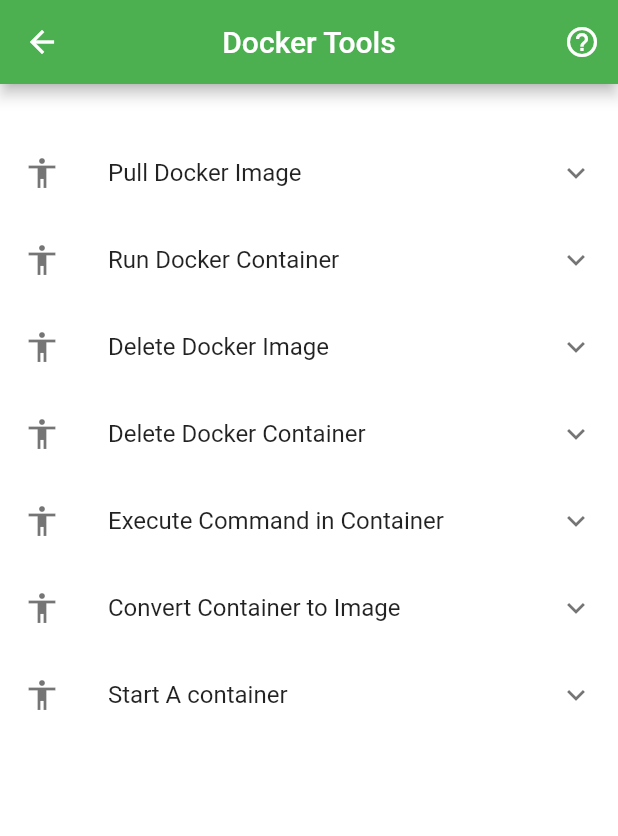
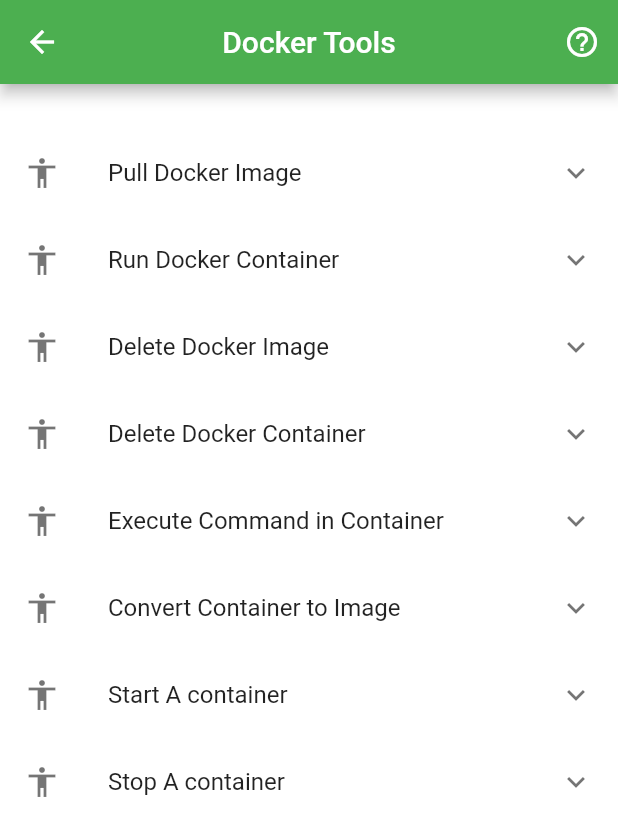
Before and after one commit to gauravmehta13/Remote_Management_App, a Flutter app: the Docker screen opened directly, on a phone screen of 412 x 824 dp. Shown: the top 836 px of the screen. Run offline on Flutter 3.47's test engine with Material 2 defaults, Android fonts, the phone set to English and light mode, and no system bars; our stand-ins replace fluttertoast; network calls fail.

Commit message:
added more in docker tools

```diff
--- a/lib/Screens/Docker.dart
+++ b/lib/Screens/Docker.dart
@@ -1,7 +1,7 @@
 import 'package:flutter/material.dart';
 import 'package:http/http.dart' as http;
 
-var imagename, tag, cName;
+var imagename, tag, cName, cmd, nName;
 
 dockerPull(imagename, {tag='latest'}) async {
   var url = 'http://35.168.3.119/cgi-bin/dockerimagepull.py?x=$imagename&y=$tag';
@@ -24,6 +24,30 @@ imageDel(imagename, tag) async {
 
 containerDel(cName) async {
   var url = 'http://35.168.3.119/cgi-bin/containerdel.py?x=$cName';
+  var response =  await http.get(url);
+  print(response.body);
+}
+
+dockerExec(cName,cmd) async {
+  var url = 'http://35.168.3.119/cgi-bin/dockerexec.py?x=$cName&y=$cmd';
+  var response =  await http.get(url);
+  print(response.body);
+}
+
+dockerCommit(cName, nName, tag) async {
+  var url = 'http://35.168.3.119/cgi-bin/dockercommit.py?x=$cName&y=$nName&z=$tag';
+  var response =  await http.get(url);
+  print(response.body);
+}
+
+dockerStart(cName) async {
+  var url = 'http://35.168.3.119/cgi-bin/dockerstart.py?x=$cName';
+  var response =  await http.get(url);
+  print(response.body);
+}
+
+dockerStop(cName) async {
+  var url = 'http://35.168.3.119/cgi-bin/dockerstop.py?x=$cName';
   var response =  await http.get(url);
   print(response.body);
 }
@@ -246,11 +270,11 @@ class Docker extends StatelessWidget {
                   padding: const EdgeInsets.symmetric(horizontal: 40),
                   child: TextField(
                     decoration: InputDecoration(
-                      hintText: "Enter The Command",
+                      hintText: "Container Name",
                       border: OutlineInputBorder(),
                     ),
                     onChanged: (x) {
-                      //    commandName = x;
+                      cName = x;
                     },
                   ),
                 ),
@@ -261,18 +285,20 @@ class Docker extends StatelessWidget {
                   padding: const EdgeInsets.symmetric(horizontal: 40),
                   child: TextField(
                     decoration: InputDecoration(
-                      hintText: "Enter Container Name)",
+                      hintText: "Enter The Command",
                       border: OutlineInputBorder(),
                     ),
                     onChanged: (x) {
-                      //    commandName = x;
+                      cmd = x;
                     },
                   ),
                 ),
                 SizedBox(
                   height: 20,
                 ),
-                RaisedButton(child: Text('Execute'), onPressed: () {})
+                RaisedButton(child: Text('Execute'), onPressed: () {
+                  dockerExec(cName,cmd);
+                })
               ])
             ],
           ),
@@ -298,7 +324,7 @@ class Docker extends StatelessWidget {
                       border: OutlineInputBorder(),
                     ),
                     onChanged: (x) {
-                      //    commandName = x;
+                      cName = x;
                     },
                   ),
                 ),
@@ -313,14 +339,31 @@ class Docker extends StatelessWidget {
                       border: OutlineInputBorder(),
                     ),
                     onChanged: (x) {
-                      //    commandName = x;
+                      nName = x;
                     },
                   ),
                 ),
                 SizedBox(
                   height: 20,
                 ),
-                RaisedButton(child: Text('Execute'), onPressed: () {})
+                Padding(
+                  padding: const EdgeInsets.symmetric(horizontal: 40),
+                  child: TextField(
+                    decoration: InputDecoration(
+                      hintText: "Tag name",
+                      border: OutlineInputBorder(),
+                    ),
+                    onChanged: (x) {
+                      tag = x;
+                    },
+                  ),
+                ),
+                SizedBox(
+                  height: 20,
+                ),
+                RaisedButton(child: Text('Execute'), onPressed: () {
+                  dockerCommit(cName,nName,tag);
+                })
               ])
             ],
           ),
@@ -344,7 +387,9 @@ class Docker extends StatelessWidget {
                       hintText: "Enter Container Name",
                       border: OutlineInputBorder(),
                     ),
-                    onChanged: (x) {},
+                    onChanged: (x) {
+                      cName = x;
+                    },
                   ),
                 ),
                 SizedBox(
@@ -353,10 +398,49 @@ class Docker extends StatelessWidget {
                 SizedBox(
                   height: 20,
                 ),
-                RaisedButton(child: Text('Execute'), onPressed: () {})
+                RaisedButton(child: Text('Execute'), onPressed: () {
+                  dockerStart(cName);
+                })
               ])
             ],
           ),
+          ExpansionTile(
+            title: Text('Stop A container'),
+            leading: Icon(Icons.accessibility),
+            children: <Widget>[
+              Column(children: <Widget>[
+                SizedBox(
+                  height: 10,
+                ),
+                RaisedButton(
+                    child: Text('List Running Containers'), onPressed: () {}),
+                SizedBox(
+                  height: 10,
+                ),
+                Padding(
+                  padding: const EdgeInsets.symmetric(horizontal: 40),
+                  child: TextField(
+                    decoration: InputDecoration(
+                      hintText: "Enter Container Name",
+                      border: OutlineInputBorder(),
+                    ),
+                    onChanged: (x) {
+                      cName = x;
+                    },
+                  ),
+                ),
+                SizedBox(
+                  height: 10,
+                ),
+                SizedBox(
+                  height: 20,
+                ),
+                RaisedButton(child: Text('Execute'), onPressed: () {
+                  dockerStop(cName);
+                })
+              ])
+            ],
+          )
         ]))
         /*Container(
         width: double.infinity,
```
